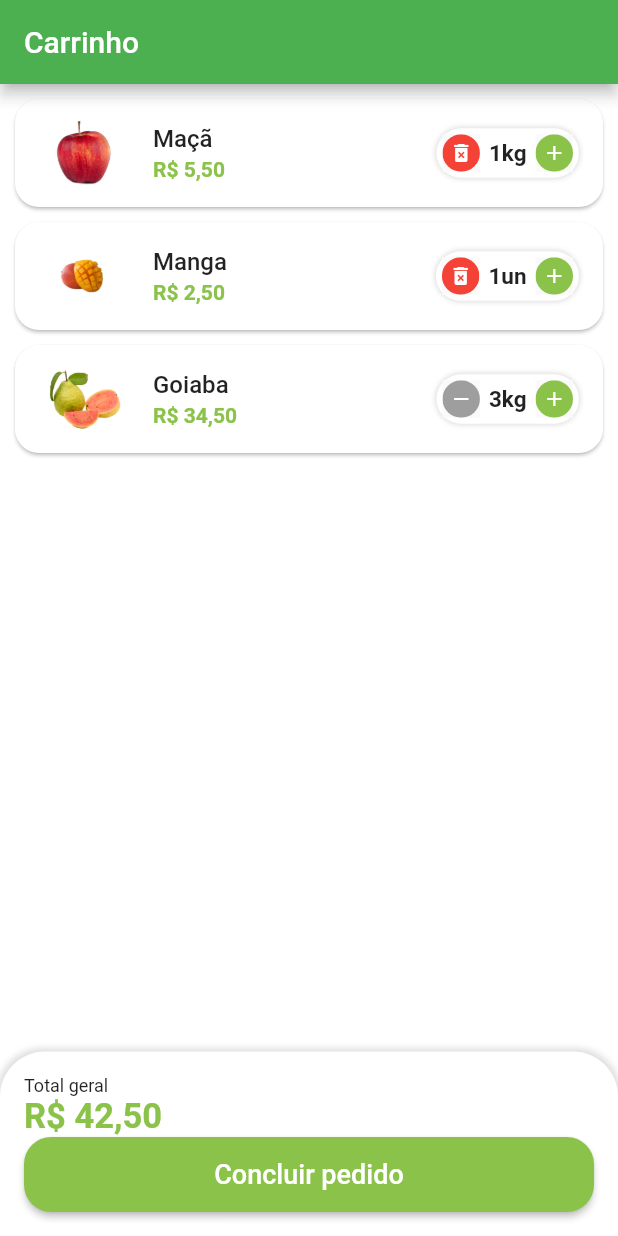
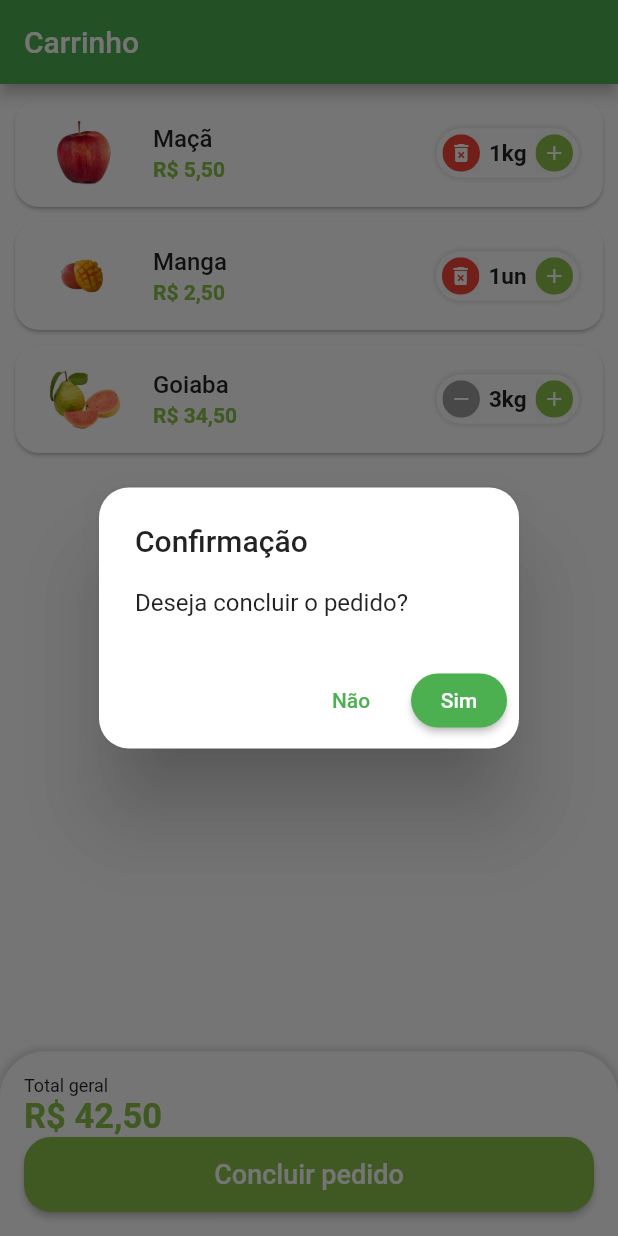
Before and after one commit to estelson/greengrocer, a Flutter app: the CartTab screen opened directly, after a tap on "Concluir pedido", on a phone screen of 412 x 824 dp. Run offline on Flutter 3.47's test engine with Material 2 defaults, Android fonts, the phone set to English and light mode, and no system bars; our stand-ins replace animated_text_kit, badges, mask_text_input_formatter.

Commit message:
Exibindo o dialog de confirmação ao clicar em Concluir pedido

```diff
--- a/lib/src/pages/cart/cart_tab.dart
+++ b/lib/src/pages/cart/cart_tab.dart
@@ -24,7 +24,7 @@ class _CartTabState extends State<CartTab> {
 
   double cartTotalPrice() {
     double total = 0;
-    for(var item in appData.cartItems) {
+    for (var item in appData.cartItems) {
       total += item.totalPrice();
     }
 
@@ -104,7 +104,11 @@ class _CartTabState extends State<CartTab> {
                         borderRadius: BorderRadius.circular(18),
                       ),
                     ),
-                    onPressed: () {},
+                    onPressed: () async {
+                      bool? result = await showOrderConfirmation();
+
+                      print(result);
+                    },
                     child: const Text(
                       "Concluir pedido",
                       style: TextStyle(
@@ -120,4 +124,41 @@ class _CartTabState extends State<CartTab> {
       ),
     );
   }
+
+  Future<bool?> showOrderConfirmation() {
+    return showDialog(
+      context: context,
+      builder: (context) {
+        return AlertDialog(
+          shape: RoundedRectangleBorder(
+            borderRadius: BorderRadius.circular(20),
+          ),
+          title: const Text("Confirmação"),
+          content: const Text("Deseja concluir o pedido?"),
+          actions: [
+            // Botão Não
+            TextButton(
+              onPressed: () {
+                Navigator.of(context).pop(false);
+              },
+              child: const Text("Não"),
+            ),
+
+            // Botão Sim
+            ElevatedButton(
+              style: ElevatedButton.styleFrom(
+                shape: RoundedRectangleBorder(
+                  borderRadius: BorderRadius.circular(20),
+                ),
+              ),
+              onPressed: () {
+                Navigator.of(context).pop(true);
+              },
+              child: const Text("Sim"),
+            ),
+          ],
+        );
+      },
+    );
+  }
 }
```
